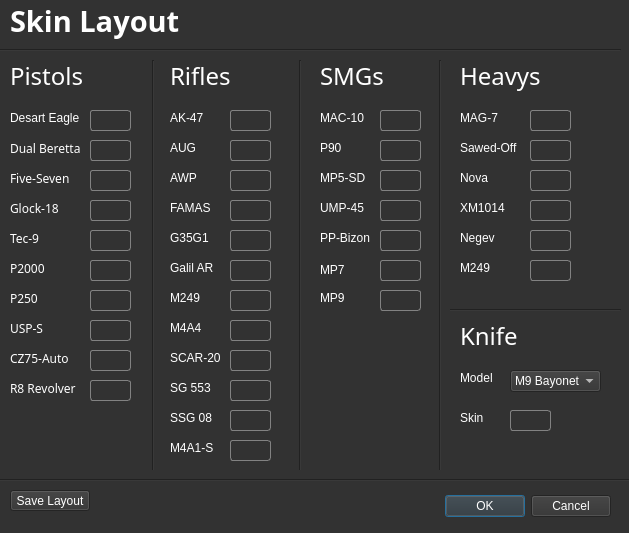
Above: sources/GUI/changeSkinLayout.ui from TheMoerp/external_csgo_cheat before the change. Below: the same form after it.
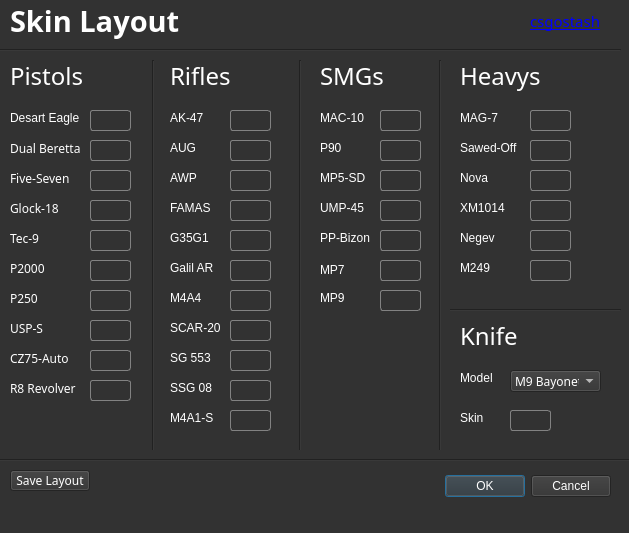
That is the form after the change.

```diff
--- a/sources/GUI/changeSkinLayout.ui
+++ b/sources/GUI/changeSkinLayout.ui
@@ -34,11 +34,19 @@
    <property name="geometry">
     <rect>
      <x>270</x>
-     <y>490</y>
+     <y>470</y>
      <width>341</width>
      <height>32</height>
     </rect>
    </property>
+   <property name="font">
+    <font>
+     <family>Microsoft PhagsPa</family>
+    </font>
+   </property>
+   <property name="cursor">
+    <cursorShape>PointingHandCursor</cursorShape>
+   </property>
    <property name="orientation">
     <enum>Qt::Horizontal</enum>
    </property>
@@ -424,7 +432,7 @@
      <x>143</x>
      <y>60</y>
      <width>20</width>
-     <height>411</height>
+     <height>391</height>
     </rect>
    </property>
    <property name="orientation">
@@ -546,27 +554,11 @@
     <string>Galil AR</string>
    </property>
   </widget>
-  <widget class="QLabel" name="label_20">
-   <property name="geometry">
-    <rect>
-     <x>170</x>
-     <y>290</y>
-     <width>71</width>
-     <height>16</height>
-    </rect>
-   </property>
-   <property name="styleSheet">
-    <string notr="true">font: 8pt &quot;Microsoft PhagsPa&quot;;</string>
-   </property>
-   <property name="text">
-    <string>M249</string>
-   </property>
-  </widget>
   <widget class="QLabel" name="label_21">
    <property name="geometry">
     <rect>
      <x>170</x>
-     <y>320</y>
+     <y>290</y>
      <width>71</width>
      <height>16</height>
     </rect>
@@ -582,7 +574,7 @@
    <property name="geometry">
     <rect>
      <x>170</x>
-     <y>350</y>
+     <y>320</y>
      <width>71</width>
      <height>16</height>
     </rect>
@@ -598,7 +590,7 @@
    <property name="geometry">
     <rect>
      <x>170</x>
-     <y>380</y>
+     <y>350</y>
      <width>71</width>
      <height>16</height>
     </rect>
@@ -614,7 +606,7 @@
    <property name="geometry">
     <rect>
      <x>170</x>
-     <y>410</y>
+     <y>380</y>
      <width>71</width>
      <height>16</height>
     </rect>
@@ -630,7 +622,7 @@
    <property name="geometry">
     <rect>
      <x>170</x>
-     <y>440</y>
+     <y>410</y>
      <width>71</width>
      <height>16</height>
     </rect>
@@ -725,15 +717,8 @@
     <string notr="true">border: 1px solid rgb(130, 130, 130);
 border-radius: 3px;</string>
    </property>
-  </widget>
-  <widget class="QLineEdit" name="lineM249">
-   <property name="geometry">
-    <rect>
-     <x>230</x>
-     <y>290</y>
-     <width>41</width>
-     <height>21</height>
-    </rect>
+   <property name="inputMask">
+    <string>0000</string>
    </property>
    <property name="styleSheet">
     <string notr="true">border: 1px solid rgb(130, 130, 130);
@@ -744,71 +729,117 @@
    <property name="geometry">
     <rect>
      <x>230</x>
-     <y>320</y>
+     <y>290</y>
      <width>41</width>
      <height>21</height>
     </rect>
    </property>
+   <property name="font">
+    <font>
+     <family>Microsoft PhagsPa</family>
+    </font>
+   </property>
    <property name="styleSheet">
     <string notr="true">border: 1px solid rgb(130, 130, 130);
 border-radius: 3px;</string>
    </property>
+   <property name="inputMask">
+    <string>0000</string>
+   </property>
+   <property name="alignment">
+    <set>Qt::AlignCenter</set>
+   </property>
   </widget>
   <widget class="QLineEdit" name="lineSCAR20">
    <property name="geometry">
     <rect>
      <x>230</x>
-     <y>350</y>
+     <y>320</y>
      <width>41</width>
      <height>21</height>
     </rect>
    </property>
+   <property name="font">
+    <font>
+     <family>Microsoft PhagsPa</family>
+    </font>
+   </property>
    <property name="styleSheet">
     <string notr="true">border: 1px solid rgb(130, 130, 130);
 border-radius: 3px;</string>
    </property>
+   <property name="inputMask">
+    <string>0000</string>
+   </property>
+   <property name="alignment">
+    <set>Qt::AlignCenter</set>
+   </property>
   </widget>
   <widget class="QLineEdit" name="lineSG553">
    <property name="geometry">
     <rect>
      <x>230</x>
-     <y>380</y>
+     <y>350</y>
      <width>41</width>
      <height>21</height>
     </rect>
    </property>
+   <property name="font">
+    <font>
+     <family>Microsoft PhagsPa</family>
+    </font>
+   </property>
    <property name="styleSheet">
     <string notr="true">border: 1px solid rgb(130, 130, 130);
 border-radius: 3px;</string>
    </property>
+   <property name="inputMask">
+    <string>0000</string>
+   </property>
   </widget>
   <widget class="QLineEdit" name="lineSSG08">
    <property name="geometry">
     <rect>
      <x>230</x>
-     <y>410</y>
+     <y>380</y>
      <width>41</width>
      <height>21</height>
     </rect>
    </property>
+   <property name="font">
+    <font>
+     <family>Microsoft PhagsPa</family>
+    </font>
+   </property>
    <property name="styleSheet">
     <string notr="true">border: 1px solid rgb(130, 130, 130);
 border-radius: 3px;</string>
    </property>
+   <property name="inputMask">
+    <string>0000</string>
+   </property>
   </widget>
   <widget class="QLineEdit" name="lineM4A1S">
    <property name="geometry">
     <rect>
      <x>230</x>
-     <y>440</y>
+     <y>410</y>
      <width>41</width>
      <height>21</height>
     </rect>
    </property>
+   <property name="font">
+    <font>
+     <family>Microsoft PhagsPa</family>
+    </font>
+   </property>
    <property name="styleSheet">
     <string notr="true">border: 1px solid rgb(130, 130, 130);
 border-radius: 3px;</string>
    </property>
+   <property name="inputMask">
+    <string>0000</string>
+   </property>
   </widget>
   <widget class="QLabel" name="label_26">
    <property name="geometry">
@@ -835,7 +866,7 @@
      <x>290</x>
      <y>60</y>
      <width>20</width>
-     <height>411</height>
+     <height>391</height>
     </rect>
    </property>
    <property name="orientation">
@@ -1058,7 +1089,7 @@
      <x>430</x>
      <y>60</y>
      <width>20</width>
-     <height>411</height>
+     <height>391</height>
     </rect>
    </property>
    <property name="orientation">
@@ -1259,16 +1290,27 @@
      <height>21</height>
     </rect>
    </property>
+   <property name="font">
+    <font>
+     <family>Microsoft PhagsPa</family>
+    </font>
+   </property>
    <property name="styleSheet">
     <string notr="true">border: 1px solid rgb(130, 130, 130);
 border-radius: 3px;</string>
    </property>
+   <property name="inputMask">
+    <string>0000</string>
+   </property>
+   <property name="alignment">
+    <set>Qt::AlignCenter</set>
+   </property>
   </widget>
   <widget class="Line" name="lineH3">
    <property name="geometry">
     <rect>
      <x>-10</x>
-     <y>470</y>
+     <y>450</y>
      <width>641</width>
      <height>20</height>
     </rect>
@@ -1281,11 +1323,19 @@
    <property name="geometry">
     <rect>
      <x>10</x>
-     <y>490</y>
+     <y>470</y>
      <width>80</width>
      <height>21</height>
     </rect>
    </property>
+   <property name="font">
+    <font>
+     <family>Microsoft PhagsPa</family>
+    </font>
+   </property>
+   <property name="cursor">
+    <cursorShape>PointingHandCursor</cursorShape>
+   </property>
    <property name="text">
     <string>Save Layout</string>
    </property>
@@ -1331,6 +1381,18 @@
      <height>22</height>
     </rect>
    </property>
+   <property name="font">
+    <font>
+     <family>Microsoft PhagsPa</family>
+     <stylestrategy>PreferAntialias</stylestrategy>
+    </font>
+   </property>
+   <property name="cursor">
+    <cursorShape>PointingHandCursor</cursorShape>
+   </property>
+   <property name="insertPolicy">
+    <enum>QComboBox::InsertAtCurrent</enum>
+   </property>
    <item>
     <property name="text">
      <string>M9 Bayonet</string>
@@ -1381,6 +1443,41 @@
    <property name="styleSheet">
     <string notr="true">border: 1px solid rgb(130, 130, 130);
 border-radius: 3px;</string>
+   </property>
+   <property name="alignment">
+    <set>Qt::AlignCenter</set>
+   </property>
+  </widget>
+  <widget class="QLabel" name="label_20">
+   <property name="geometry">
+    <rect>
+     <x>530</x>
+     <y>10</y>
+     <width>71</width>
+     <height>21</height>
+    </rect>
+   </property>
+   <property name="font">
+    <font>
+     <family>Microsoft PhagsPa</family>
+     <pointsize>11</pointsize>
+     <underline>false</underline>
+    </font>
+   </property>
+   <property name="styleSheet">
+    <string notr="true">color: rgb(19, 109, 147);</string>
+   </property>
+   <property name="frameShape">
+    <enum>QFrame::NoFrame</enum>
+   </property>
+   <property name="frameShadow">
+    <enum>QFrame::Plain</enum>
+   </property>
+   <property name="text">
+    <string>&lt;a href=&quot;https://csgostash.com/&quot;&gt;csgostash&lt;/a&gt;</string>
+   </property>
+   <property name="openExternalLinks">
+    <bool>true</bool>
    </property>
   </widget>
  </widget>
```
Left out of the diff: 347 changed lines with no effect on the pictures.
